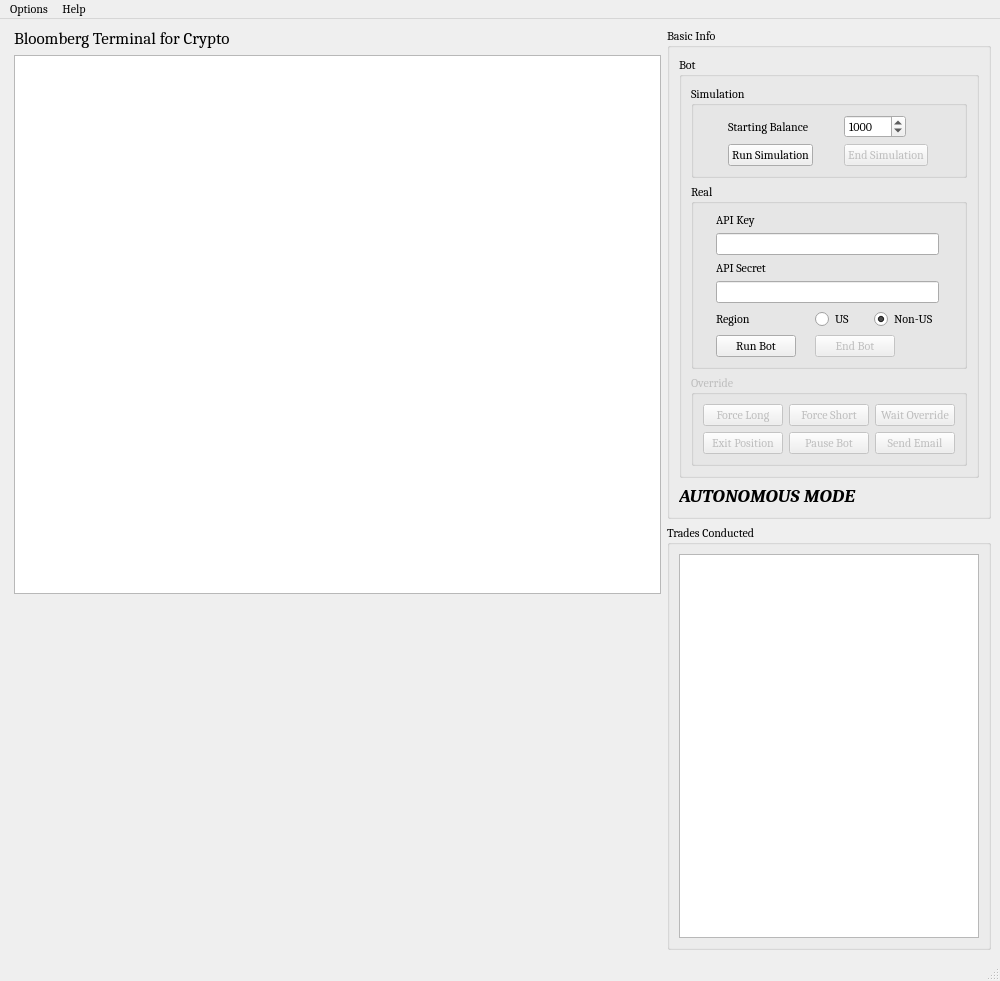
Before: the Qt Designer form UI/nigerianPrince.ui in ZENALC/algobot, drawn with Qt 5.
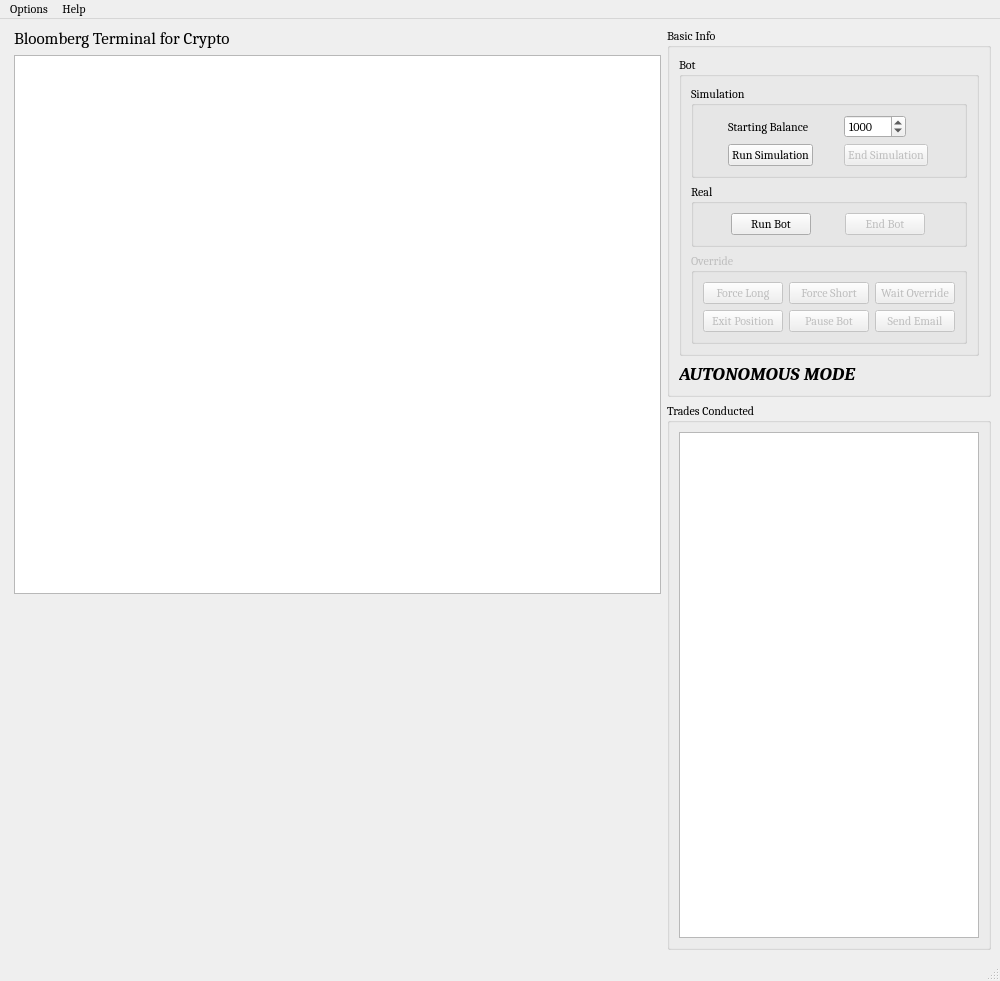
After: the same form once the commit is applied. Custom widgets are drawn as their Qt base class.

```diff
--- a/UI/nigerianPrince.ui
+++ b/UI/nigerianPrince.ui
@@ -218,99 +218,8 @@
               <property name="title">
                <string>Real</string>
               </property>
-              <layout class="QGridLayout" name="gridLayout_7">
-               <item row="4" column="2">
-                <widget class="QRadioButton" name="nonUsRadio">
-                 <property name="sizePolicy">
-                  <sizepolicy hsizetype="Fixed" vsizetype="Fixed">
-                   <horstretch>0</horstretch>
-                   <verstretch>0</verstretch>
-                  </sizepolicy>
-                 </property>
-                 <property name="text">
-                  <string>Non-US</string>
-                 </property>
-                 <property name="checked">
-                  <bool>true</bool>
-                 </property>
-                </widget>
-               </item>
-               <item row="1" column="0" colspan="3">
-                <widget class="QLineEdit" name="apiKeyInput">
-                 <property name="sizePolicy">
-                  <sizepolicy hsizetype="Preferred" vsizetype="Fixed">
-                   <horstretch>0</horstretch>
-                   <verstretch>0</verstretch>
-                  </sizepolicy>
-                 </property>
-                 <property name="toolTip">
-                  <string>Enter your Binance API key here</string>
-                 </property>
-                 <property name="echoMode">
-                  <enum>QLineEdit::Password</enum>
-                 </property>
-                </widget>
-               </item>
-               <item row="4" column="0">
-                <widget class="QLabel" name="regionLabel">
-                 <property name="sizePolicy">
-                  <sizepolicy hsizetype="Fixed" vsizetype="Preferred">
-                   <horstretch>0</horstretch>
-                   <verstretch>0</verstretch>
-                  </sizepolicy>
-                 </property>
-                 <property name="toolTip">
-                  <string>Select your region. If not in the US, pick Non-US</string>
-                 </property>
-                 <property name="text">
-                  <string>Region</string>
-                 </property>
-                </widget>
-               </item>
+              <layout class="QGridLayout" name="gridLayout">
                <item row="0" column="0">
-                <widget class="QLabel" name="apiKeyLabel">
-                 <property name="text">
-                  <string>API Key</string>
-                 </property>
-                </widget>
-               </item>
-               <item row="2" column="0" colspan="2">
-                <widget class="QLabel" name="apiSecretLabel">
-                 <property name="text">
-                  <string>API Secret</string>
-                 </property>
-                </widget>
-               </item>
-               <item row="3" column="0" colspan="3">
-                <widget class="QLineEdit" name="apiSecretInput">
-                 <property name="sizePolicy">
-                  <sizepolicy hsizetype="Preferred" vsizetype="Fixed">
-                   <horstretch>0</horstretch>
-                   <verstretch>0</verstretch>
-                  </sizepolicy>
-                 </property>
-                 <property name="toolTip">
-                  <string>Enter your Binance API secret here</string>
-                 </property>
-                 <property name="echoMode">
-                  <enum>QLineEdit::Password</enum>
-                 </property>
-                </widget>
-               </item>
-               <item row="4" column="1">
-                <widget class="QRadioButton" name="usRadio">
-                 <property name="sizePolicy">
-                  <sizepolicy hsizetype="Fixed" vsizetype="Fixed">
-                   <horstretch>0</horstretch>
-                   <verstretch>0</verstretch>
-                  </sizepolicy>
-                 </property>
-                 <property name="text">
-                  <string>US</string>
-                 </property>
-                </widget>
-               </item>
-               <item row="6" column="0">
                 <widget class="QPushButton" name="runRealBot">
                  <property name="sizePolicy">
                   <sizepolicy hsizetype="Fixed" vsizetype="Fixed">
@@ -326,7 +235,7 @@
                  </property>
                 </widget>
                </item>
-               <item row="6" column="1" colspan="2">
+               <item row="0" column="1">
                 <widget class="QPushButton" name="endBotWithExitingTrade">
                  <property name="enabled">
                   <bool>false</bool>
```
